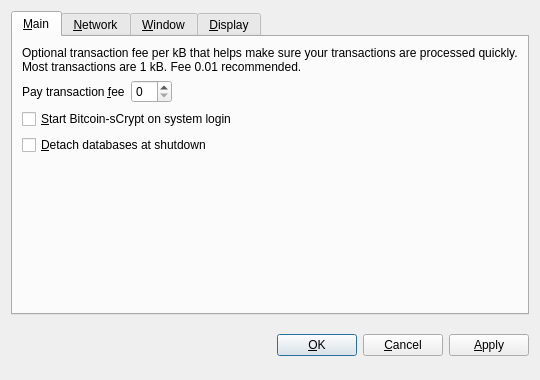
This is src/qt/forms/optionsdialog.ui in Bitcoin-sCrypt/Bitcoin-sCrypt as Qt 5 draws it before an edit. The edited form follows.
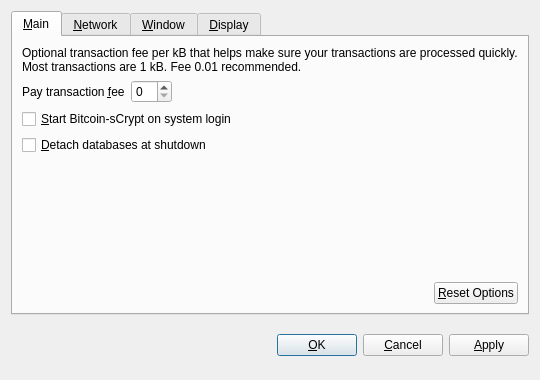
This is the edited form. The open tabs and pages were chosen to show the change. Custom widgets are drawn as their Qt base class.

What changed in the file:
```diff
--- a/src/qt/forms/optionsdialog.ui
+++ b/src/qt/forms/optionsdialog.ui
@@ -109,6 +109,36 @@
          </property>
         </spacer>
        </item>
+       <item>
+        <layout class="QHBoxLayout" name="horizontalLayout_2_Main">
+         <item>
+          <spacer name="horizontalSpacer_2_Main">
+           <property name="orientation">
+            <enum>Qt::Horizontal</enum>
+           </property>
+           <property name="sizeHint" stdset="0">
+            <size>
+             <width>40</width>
+             <height>20</height>
+            </size>
+           </property>
+          </spacer>
+         </item>
+         <item>
+          <widget class="QPushButton" name="resetButton">
+           <property name="toolTip">
+            <string>Reset all client options to default.</string>
+           </property>
+           <property name="text">
+            <string>&amp;Reset Options</string>
+           </property>
+           <property name="autoDefault">
+            <bool>false</bool>
+           </property>
+          </widget>
+         </item>
+        </layout>
+       </item>
       </layout>
      </widget>
      <widget class="QWidget" name="tabNetwork">
```
Left out of the diff: 10 changed lines with no effect on the pictures.
